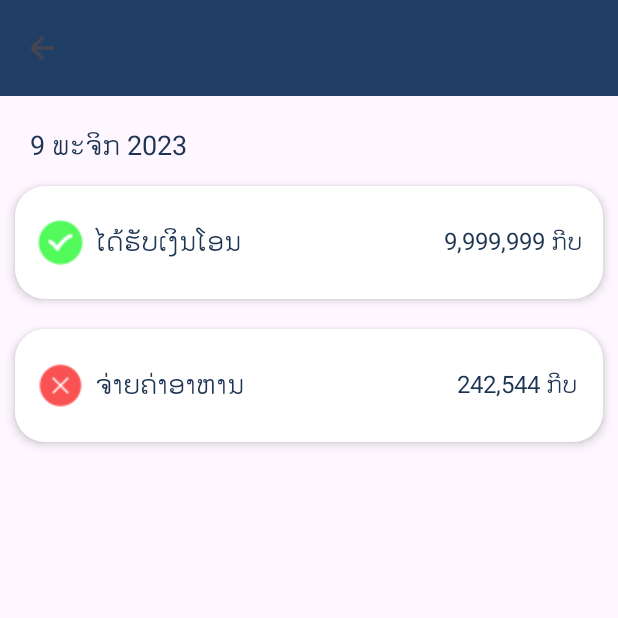
After one commit to Continentalbinly/ACLEDAEXAM, an Android app: the StatementActivity screen opened directly, with no data from a screen before it, on a phone screen of 412 x 824 dp, the top half of it. The commit adds this screen. Run offline under Robolectric (Android 15) with nearby library versions, the phone set to English and light mode, and no system bars.

Commit message:
add navigate to statement and add some infomation

```diff
--- a/app/src/main/AndroidManifest.xml
+++ b/app/src/main/AndroidManifest.xml
@@ -25,6 +25,7 @@
                 <category android:name="android.intent.category.LAUNCHER" />
             </intent-filter>
         </activity>
+        <activity android:name=".StatementActivity" />
         <activity
             android:name=".LoginActivity"
             android:exported="true"></activity>
--- a/app/src/main/java/com/example/acledaexam/HomeActivityMain.java
+++ b/app/src/main/java/com/example/acledaexam/HomeActivityMain.java
@@ -1,12 +1,9 @@
 package com.example.acledaexam;
-
+import android.content.Intent;
 import android.os.Bundle;
 import android.view.View;
-import android.view.Menu;
-
-import com.google.android.material.snackbar.Snackbar;
+import android.widget.ImageButton;
 import com.google.android.material.navigation.NavigationView;
-
 import androidx.appcompat.app.ActionBar;
 import androidx.navigation.NavController;
 import androidx.navigation.Navigation;
@@ -21,16 +18,20 @@ public class HomeActivityMain extends AppCompatActivity {
 
     private AppBarConfiguration mAppBarConfiguration;
     private ActivityHomeMainBinding binding;
-
     @Override
     protected void onCreate(Bundle savedInstanceState) {
         super.onCreate(savedInstanceState);
-
         binding = ActivityHomeMainBinding.inflate(getLayoutInflater());
         setContentView(binding.getRoot());
+        setSupportActionBar(binding.appBarHomeActivityMain.toolbars);
+        ImageButton imageButton = findViewById(R.id.statement);
 
-        setSupportActionBar(binding.appBarHomeActivityMain.toolbars);
-
+        imageButton.setOnClickListener(new View.OnClickListener() {
+            @Override
+            public void onClick(View v) {
+                startActivity(new Intent(HomeActivityMain.this, StatementActivity.class));
+            }
+        });
         DrawerLayout drawer = binding.drawerLayout;
         NavigationView navigationView = binding.navView;
         // Passing each menu ID as a set of Ids because each
@@ -49,7 +50,6 @@ public class HomeActivityMain extends AppCompatActivity {
         }
     }
 
-
 //    @Override
 //    public boolean onCreateOptionsMenu(Menu menu) {
 //        // Inflate the menu; this adds items to the action bar if it is present.
--- /dev/null
+++ b/app/src/main/java/com/example/acledaexam/StatementActivity.java
@@ -0,0 +1,36 @@
+package com.example.acledaexam;
+
+import android.os.Bundle;
+import android.view.MenuItem;
+
+import androidx.appcompat.app.ActionBar;
+import androidx.appcompat.app.AppCompatActivity;
+import androidx.appcompat.widget.Toolbar;
+
+public class StatementActivity extends AppCompatActivity {
+    @Override
+    protected void onCreate(Bundle savedInstanceState) {
+        super.onCreate(savedInstanceState);
+        setContentView(R.layout.activity_statement);
+
+        Toolbar toolbar = findViewById(R.id.toolbar);
+        setSupportActionBar(toolbar);
+
+        // Enable the Up button
+        if (getSupportActionBar() != null) {
+            getSupportActionBar().setDisplayHomeAsUpEnabled(true);
+        }
+        ActionBar actionBar = getSupportActionBar();
+        if (actionBar != null) actionBar.setDisplayShowTitleEnabled(false);
+    }
+
+    @Override
+    public boolean onOptionsItemSelected(MenuItem item) {
+        if (item.getItemId() == android.R.id.home) {
+            // Handle the Up button click
+            onBackPressed();
+            return true;
+        }
+        return super.onOptionsItemSelected(item);
+    }
+}
--- /dev/null
+++ b/app/src/main/res/layout/activity_statement.xml
@@ -0,0 +1,130 @@
+<?xml version="1.0" encoding="utf-8"?>
+<androidx.constraintlayout.widget.ConstraintLayout xmlns:android="http://schemas.android.com/apk/res/android"
+    xmlns:app="http://schemas.android.com/apk/res-auto"
+    xmlns:tools="http://schemas.android.com/tools"
+    android:layout_width="match_parent"
+    android:layout_height="match_parent"
+    tools:context=".StatementActivity">
+
+    <!-- Add a Toolbar -->
+    <androidx.appcompat.widget.Toolbar
+        android:id="@+id/toolbar"
+        android:layout_width="match_parent"
+        android:layout_height="?attr/actionBarSize"
+        android:background="@color/colorPrimary"
+        app:popupTheme="@style/Theme.ACLEDAEXAM.PopupOverlay"
+        tools:ignore="MissingConstraints" />
+    <LinearLayout
+        android:layout_width="match_parent"
+        android:layout_height="wrap_content"
+        android:background="@null"
+        android:orientation="vertical"
+        tools:ignore="MissingConstraints"
+        app:layout_constraintTop_toBottomOf="@+id/toolbar">
+
+        <!-- First set of TextView, ImageView, and extraTextView -->
+        <TextView
+            android:layout_width="288dp"
+            android:layout_height="50dp"
+            android:paddingLeft="20dp"
+            android:paddingTop="20dp"
+            android:text="9 ພະຈິກ 2023"
+            android:textColor="#1c3352"
+            android:textSize="18sp" />
+
+        <LinearLayout
+            android:layout_width="match_parent"
+            android:layout_height="75dp"
+            android:layout_margin="10dp"
+            android:background="@drawable/shadow"
+            android:elevation="4dp"
+            android:orientation="vertical"
+            android:paddingLeft="15dp">
+
+            <RelativeLayout
+                android:layout_width="match_parent"
+                android:layout_height="match_parent"
+                tools:ignore="UselessParent">
+
+                <ImageView
+                    android:id="@+id/imageView"
+                    android:layout_width="wrap_content"
+                    android:layout_height="wrap_content"
+                    android:layout_centerVertical="true"
+                    android:contentDescription="TODO"
+                    android:src="@drawable/icons8correct30" />
+
+                <TextView
+                    android:id="@+id/textView"
+                    android:layout_width="wrap_content"
+                    android:layout_height="wrap_content"
+                    android:layout_centerVertical="true"
+                    android:layout_marginStart="8dp"
+                    android:layout_toEndOf="@id/imageView"
+                    android:text="ໄດ້ຮັບເງິນໂອນ"
+                    android:textColor="#1c3352"
+                    android:textSize="18sp" />
+
+                <TextView
+                    android:id="@+id/extraTextView"
+                    android:layout_width="wrap_content"
+                    android:layout_height="wrap_content"
+                    android:layout_centerVertical="true"
+                    android:layout_marginStart="135dp"
+                    android:layout_toEndOf="@id/textView"
+                    android:text="9,999,999 ກີບ"
+                    android:textColor="#1c3352"
+                    android:textSize="16sp" />
+            </RelativeLayout>
+        </LinearLayout>
+
+        <!-- Second set of ImageView and TextView elements -->
+        <LinearLayout
+            android:layout_width="match_parent"
+            android:layout_height="75dp"
+            android:layout_margin="10dp"
+            android:background="@drawable/shadow"
+            android:elevation="4dp"
+            android:orientation="vertical"
+            android:paddingLeft="15dp">
+
+            <RelativeLayout
+                android:layout_width="match_parent"
+                android:layout_height="match_parent"
+                tools:ignore="UselessParent">
+
+                <ImageView
+                    android:id="@+id/imageView2"
+                    android:layout_width="wrap_content"
+                    android:layout_height="wrap_content"
+                    android:layout_centerVertical="true"
+                    android:contentDescription="TODO"
+                    android:src="@drawable/icons8wrong30" />
+
+                <TextView
+                    android:id="@+id/textView2"
+                    android:layout_width="wrap_content"
+                    android:layout_height="wrap_content"
+                    android:layout_centerVertical="true"
+                    android:layout_marginStart="8dp"
+                    android:layout_toEndOf="@id/imageView2"
+                    android:text="ຈ່າຍຄ່າອາຫານ"
+                    android:textColor="#1c3352"
+                    android:textSize="18sp" />
+
+                <TextView
+                    android:id="@+id/extraTextView2"
+                    android:layout_width="wrap_content"
+                    android:layout_height="wrap_content"
+                    android:layout_centerVertical="true"
+                    android:layout_marginStart="142dp"
+                    android:layout_toEndOf="@id/textView2"
+                    android:text="242,544 ກີບ"
+                    android:textColor="#1c3352"
+                    android:textSize="16sp" />
+            </RelativeLayout>
+        </LinearLayout>
+    </LinearLayout>
+
+
+</androidx.constraintlayout.widget.ConstraintLayout>
--- a/app/src/main/res/layout/content_home_activity_main.xml
+++ b/app/src/main/res/layout/content_home_activity_main.xml
@@ -34,6 +34,7 @@
                     android:layout_weight="1">
 
                     <ImageButton
+                        android:id="@+id/statement"
                         android:layout_width="wrap_content"
                         android:layout_height="wrap_content"
                         android:src="@drawable/document"
```
Also changed, not shown: app/src/main/res/drawable/icons8correct30.png (added), app/src/main/res/drawable/icons8wrong30.png (added).
